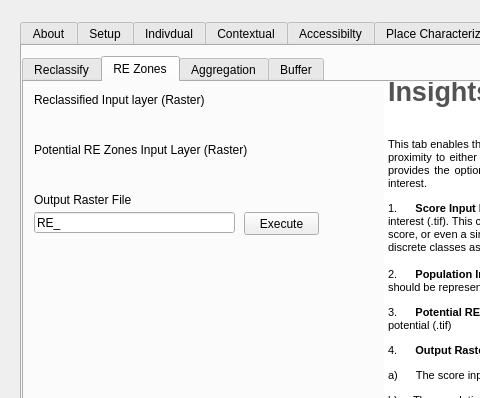
This is gender_indicator_tool/gender_indicator_tool_dialog_base.ui in worldbank/GEEST as Qt 5 draws it before an edit; both pictures show x 0 to 480 and y 0 to 398 of the 830 by 625 pixel window. The edited form follows.
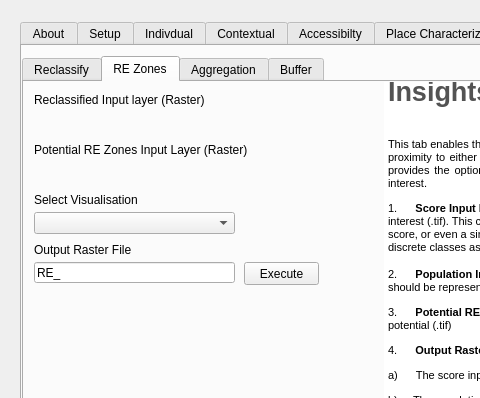
This is the edited form. The open tabs and pages were chosen to show the change. Custom widgets are drawn as their Qt base class.

Commit message: Commit after insights tab walk-through

The edit to the form file:
```diff
--- a/gender_indicator_tool/gender_indicator_tool_dialog_base.ui
+++ b/gender_indicator_tool/gender_indicator_tool_dialog_base.ui
@@ -6620,7 +6620,7 @@
        <property name="geometry">
         <rect>
          <x>10</x>
-         <y>110</y>
+         <y>160</y>
          <width>231</width>
          <height>16</height>
         </rect>
@@ -6656,7 +6656,7 @@
        <property name="geometry">
         <rect>
          <x>220</x>
-         <y>130</y>
+         <y>180</y>
          <width>75</width>
          <height>23</height>
         </rect>
@@ -6669,7 +6669,7 @@
        <property name="geometry">
         <rect>
          <x>10</x>
-         <y>130</y>
+         <y>180</y>
          <width>201</width>
          <height>21</height>
         </rect>
@@ -6704,6 +6704,29 @@
         </rect>
        </property>
       </widget>
+      <widget class="QLabel" name="label_274">
+       <property name="geometry">
+        <rect>
+         <x>10</x>
+         <y>110</y>
+         <width>251</width>
+         <height>16</height>
+        </rect>
+       </property>
+       <property name="text">
+        <string>Select Visualisation</string>
+       </property>
+      </widget>
+      <widget class="QComboBox" name="Symbology_Style">
+       <property name="geometry">
+        <rect>
+         <x>10</x>
+         <y>130</y>
+         <width>201</width>
+         <height>22</height>
+        </rect>
+       </property>
+      </widget>
      </widget>
      <widget class="QWidget" name="tab_36">
       <attribute name="title">
```
Left out of the diff: 4 changed lines with no effect on the pictures. The commit also changes 3 other files.
